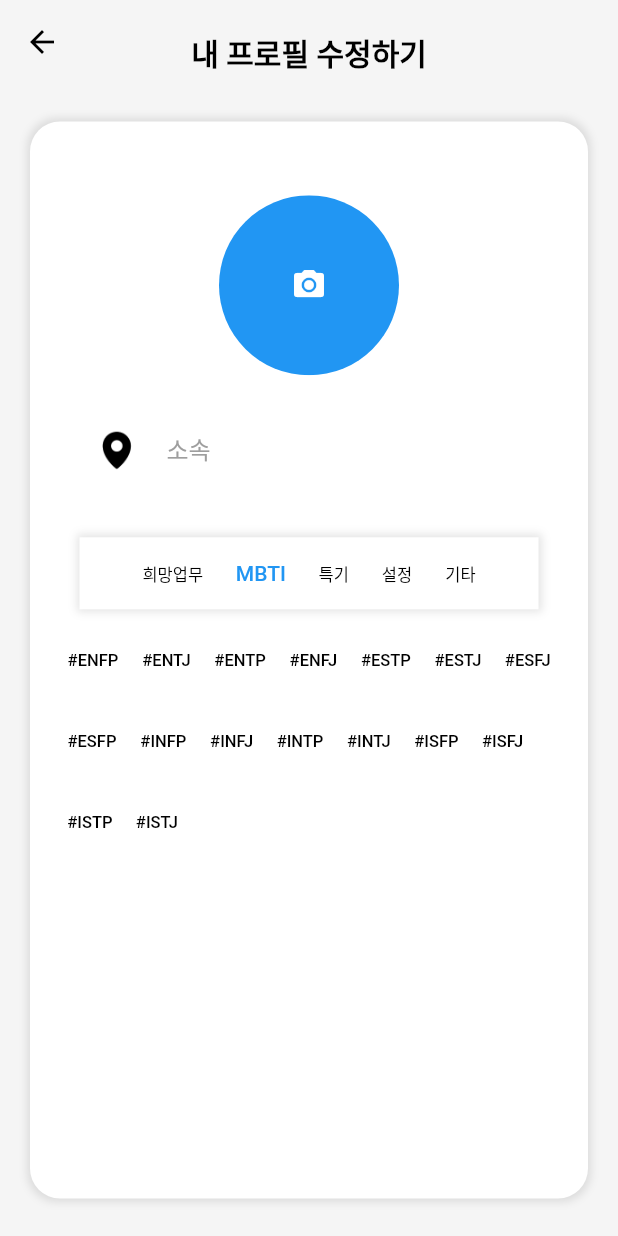
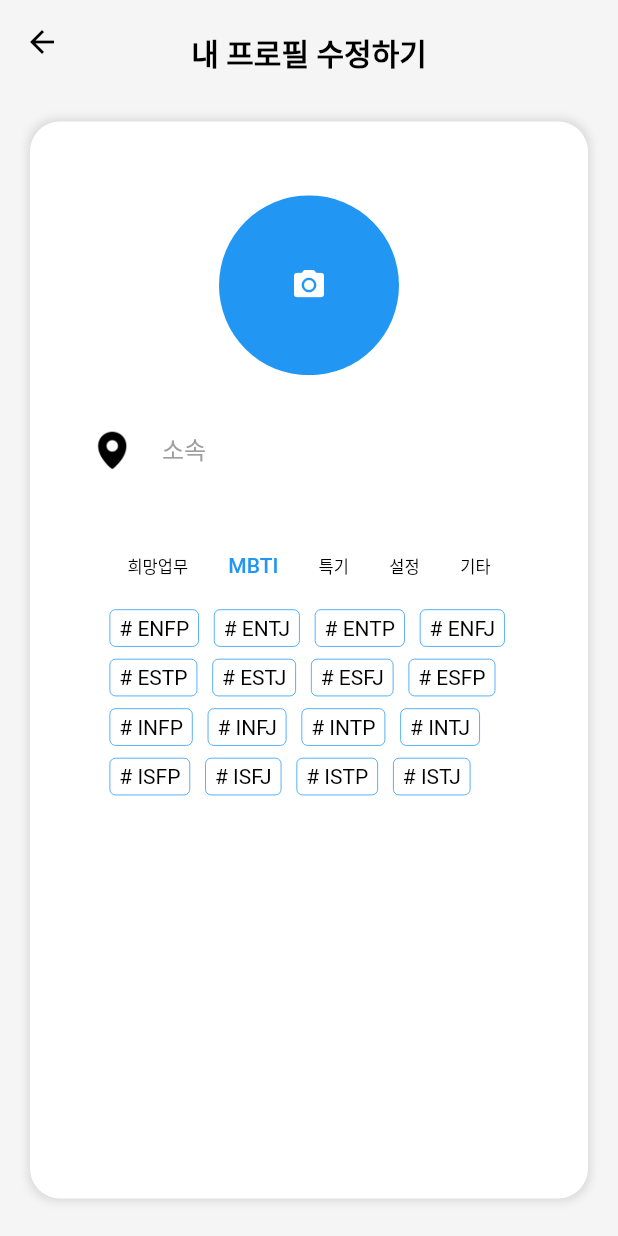
Before and after one commit to dinhoitt/weteam, a Flutter app: the Profile_Modify screen opened directly, after a tap on "MBTI", on a phone screen of 412 x 824 dp. Run offline on Flutter 3.47's test engine with Material 2 defaults, Android fonts, the phone set to English and light mode, and no system bars; our stand-ins replace get, image_picker, table_calendar.

Commit message:
태그목록 1차 완성

```diff
--- a/lib/src/page/profile_modify.dart
+++ b/lib/src/page/profile_modify.dart
@@ -55,7 +55,7 @@ class _Profile_ModifyState extends State<Profile_Modify> {
           ],
         ),
         child: Padding(
-          padding: const EdgeInsets.all(8.0),
+          padding: const EdgeInsets.symmetric(vertical: 8.0, horizontal: 5.0),
           child: Obx(() {
             return Column(
               children: [
@@ -110,25 +110,14 @@ class _Profile_ModifyState extends State<Profile_Modify> {
                 ),
                 Padding(
                   padding: const EdgeInsets.symmetric(
-                      horizontal: 25.0, vertical: 10.0),
+                      horizontal: 1.0, vertical: 5.0),
                   child: Container(
                     width: (Get.width),
-                    decoration: BoxDecoration(
-                      color: Colors.white,
-                      boxShadow: [
-                        BoxShadow(
-                          color: Colors.black.withOpacity(0.1),
-                          blurRadius: 4.0,
-                          spreadRadius: 2.0,
-                          offset: Offset(0, 0),
-                        ),
-                      ],
-                    ),
                     child: Padding(
-                      padding: const EdgeInsets.symmetric(horizontal: 2.0),
+                      padding: const EdgeInsets.symmetric(horizontal: 1.0),
                       child: Wrap(
                         alignment: WrapAlignment.center,
-                        spacing: 10.0, // 각각의 태그 사이의 가로 간격
+                        spacing: 15.0, // 각각의 태그 사이의 가로 간격
                         runSpacing: 8.0, // 줄 사이의 간격
                         children: [
                           TagKategorie(
@@ -208,19 +197,38 @@ class _Profile_ModifyState extends State<Profile_Modify> {
       'ISFP',
       'ISFJ',
       'ISTP',
-      'ISTJ'
+      'ISTJ',
     ];
-
-    return Wrap(
-      spacing: 4, // 가로 간격
-      runSpacing: 6, // 세로 간격
-      children: mbtiTags.map((tag) {
-        return TagKategorie(
-          text: '#$tag',
-          isSelected: false, // MBTI 태그는 선택되지 않은 상태로 표시
-          onSelected: () {}, // MBTI 태그 선택 시 특별한 동작은 없음);
-        );
-      }).toList(),
+    double screenWidth = MediaQuery.of(context).size.width;
+    double itemWidth =
+        (screenWidth - (5 * 8.0)) / 4; // (화면너비 - (간격 * 5)) / 4개 항목
+    return Container(
+      width: 270.0,
+      child: Wrap(
+        spacing: 6.0, // 태그 사이의 가로 간격
+        runSpacing: 8, // 태그 사이의 세로 간격
+        children: mbtiTags.map((tag) {
+          return Padding(
+            padding: const EdgeInsets.symmetric(horizontal: 2.0),
+            child: GestureDetector(
+              onTap: () {},
+              child: Container(
+                padding: EdgeInsets.symmetric(horizontal: 6.0, vertical: 4.0),
+                decoration: BoxDecoration(
+                  borderRadius: BorderRadius.circular(4.0),
+                  border: Border.all(color: Colors.blue, width: 0.5),
+                ),
+                child: Text(
+                  '# $tag',
+                  style: TextStyle(
+                    color: Colors.black,
+                  ),
+                ),
+              ),
+            ),
+          );
+        }).toList(),
+      ),
     );
   }
 }
```
